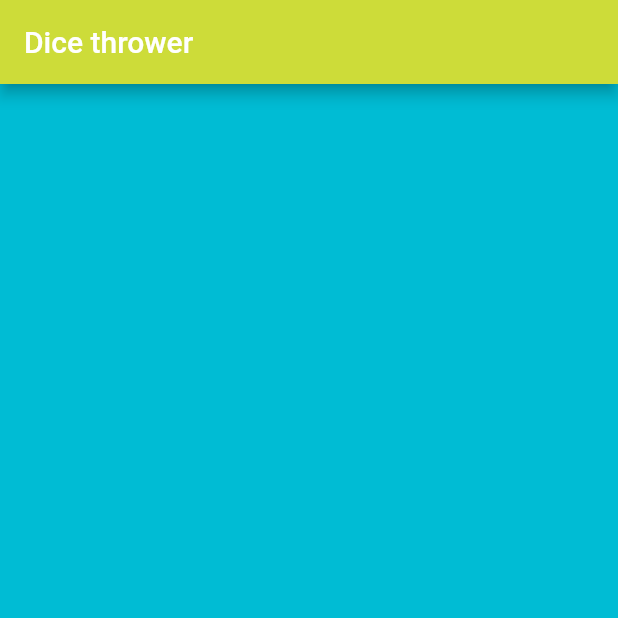
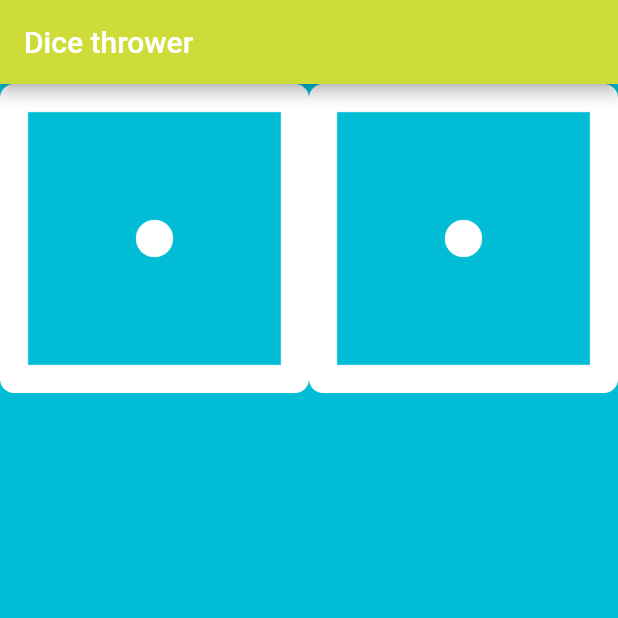
Before and after one commit to mehrbarz/dice_throw, a Flutter app: the screen it shows after launch, on a phone screen of 412 x 824 dp, the top half of it. Run offline on Flutter 3.47's test engine with Material 2 defaults, Android fonts, the phone set to English and light mode, and no system bars.

Commit message:
expanded - Image.asset

```diff
--- a/dice_thrower/lib/main.dart
+++ b/dice_thrower/lib/main.dart
@@ -3,6 +3,7 @@ import 'package:flutter/material.dart';
 void main() {
     return runApp(
     MaterialApp(
+      debugShowCheckedModeBanner: false,
       home: Scaffold(
         backgroundColor: Colors.cyan,
         appBar: AppBar(
@@ -18,6 +19,14 @@ void main() {
 class DicePage extends StatelessWidget {
   @override
   Widget build(BuildContext context) {
-    return Container();
+    return Row(
+      children: [
+        Expanded(child: Image.asset('images/dice1.png')
+        ),
+        Expanded(child: Image.asset('images/dice1.png')
+        ),
+      ],
+
+    );
   }
 }
```
